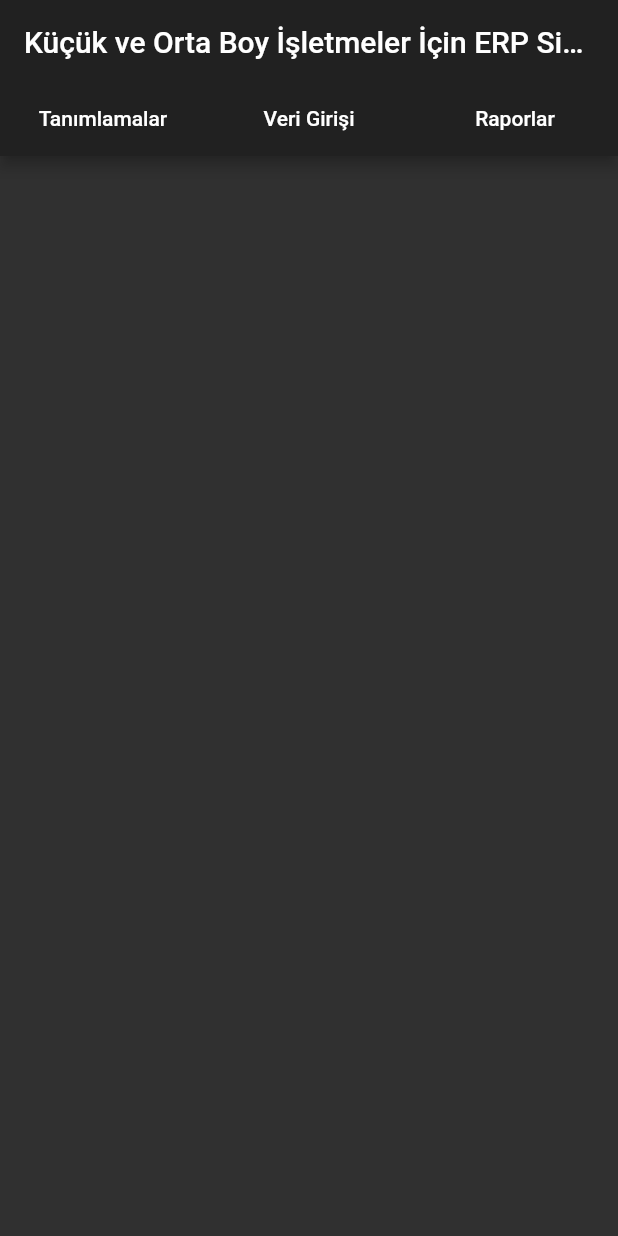
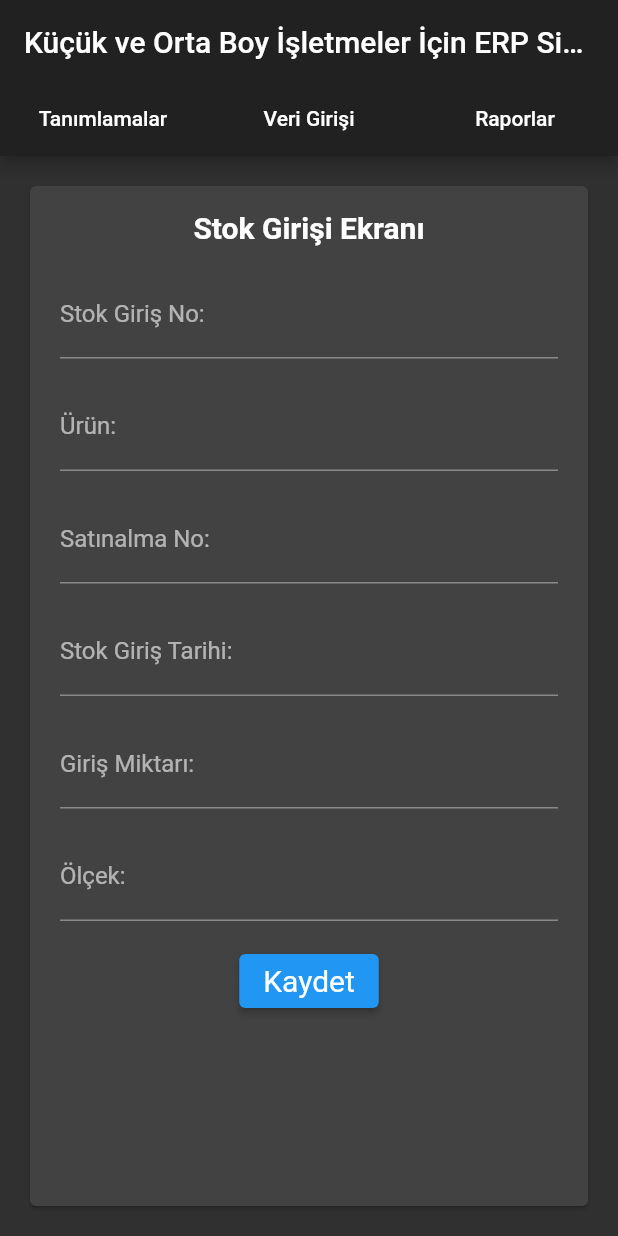
Before and after one commit to miragessee/FlutterERP, a Flutter app: the screen it shows after launch, tab 2 chosen, after a tap on "Stok Girişi", on a phone screen of 412 x 824 dp. Run offline on Flutter 3.47's test engine with Material 2 defaults, Android fonts, the light colour scheme and no system bars.

Commit message:
Stok Girişi sayfasi eklendi

```diff
--- a/lib/main.dart
+++ b/lib/main.dart
@@ -281,9 +281,18 @@ class _MyHomePageState extends State<MyHomePage> {
                     position: RelativeRect.fromSize(
                         Rect.fromLTRB(tabWidth, 100, 0, 0), Size.infinite),
                     items: <PopupMenuEntry<WhyFarther>>[
-                      const PopupMenuItem<WhyFarther>(
+                      PopupMenuItem<WhyFarther>(
                         value: WhyFarther.harder,
-                        child: Text('Stok Girişi'),
+                        child: ListTile(
+                          title: Text("Stok Girişi"),
+                          onTap: () {
+                            print('stok girişi tikladin');
+                            Navigator.pop(context);
+                            _controller.animateToPage(12,
+                                duration: Duration(seconds: 1),
+                                curve: Curves.easeOut);
+                          },
+                        ),
                       ),
                       const PopupMenuItem<WhyFarther>(
                         value: WhyFarther.smarter,
@@ -1565,6 +1574,122 @@ class _MyHomePageState extends State<MyHomePage> {
                 ],
               ),
             ),
+            Card(
+              margin: const EdgeInsets.only(
+                  left: 20.0, right: 20.0, top: 20, bottom: 20),
+              child: Column(
+                mainAxisSize: MainAxisSize.min,
+                children: <Widget>[
+                  ListTile(
+                    title: Center(
+                        child: Text('Stok Girişi Ekranı',
+                            style: Theme.of(context)
+                                .textTheme
+                                .headline6!
+                                .copyWith(fontWeight: FontWeight.bold))),
+                  ),
+                  Row(
+                    mainAxisAlignment: MainAxisAlignment.center,
+                    children: <Widget>[
+                      Flexible(
+                        child: Container(
+                          width: MediaQuery.of(context).size.width,
+                          margin: const EdgeInsets.only(
+                              left: 20.0, right: 20.0),
+                          child: Column(
+                            children: [
+                              TextFormField(
+                                readOnly: false,
+                                decoration: const InputDecoration(
+                                  labelText: 'Stok Giriş No:',
+                                ),
+                                validator: (value) {
+                                  if (value!.isEmpty) {
+                                    return 'Lütfen Stok Giriş No giriniz';
+                                  }
+                                  return null;
+                                },
+                              ),
+                              const SizedBox(height: 16),
+                              TextFormField(
+                                readOnly: false,
+                                decoration: const InputDecoration(
+                                  labelText: 'Ürün:',
+                                ),
+                                validator: (value) {
+                                  if (value!.isEmpty) {
+                                    return 'Lütfen Ürün giriniz';
+                                  }
+                                  return null;
+                                },
+                              ),
+                              const SizedBox(height: 16),
+                              TextFormField(
+                                readOnly: false,
+                                decoration: const InputDecoration(
+                                  labelText: 'Satınalma No:',
+                                ),
+                                validator: (value) {
+                                  if (value!.isEmpty) {
+                                    return 'Lütfen Satınalma No giriniz';
+                                  }
+                                  return null;
+                                },
+                              ),
+                              const SizedBox(height: 16),
+                              TextFormField(
+                                readOnly: false,
+                                decoration: const InputDecoration(
+                                  labelText: 'Stok Giriş Tarihi:',
+                                ),
+                                validator: (value) {
+                                  if (value!.isEmpty) {
+                                    return 'Lütfen Stok Giriş Tarihi giriniz';
+                                  }
+                                  return null;
+                                },
+                              ),
+                              const SizedBox(height: 16),
+                              TextFormField(
+                                readOnly: false,
+                                decoration: const InputDecoration(
+                                  labelText: 'Giriş Miktarı:',
+                                ),
+                                validator: (value) {
+                                  if (value!.isEmpty) {
+                                    return 'Lütfen Giriş Miktarı giriniz';
+                                  }
+                                  return null;
+                                },
+                              ),
+                              const SizedBox(height: 16),
+                              TextFormField(
+                                readOnly: false,
+                                decoration: const InputDecoration(
+                                  labelText: 'Ölçek:',
+                                ),
+                                validator: (value) {
+                                  if (value!.isEmpty) {
+                                    return 'Lütfen Ölçek giriniz';
+                                  }
+                                  return null;
+                                },
+                              ),
+                              const SizedBox(height: 16),
+                              ElevatedButton(
+                                style: style,
+                                onPressed: () {},
+                                child: const Text('Kaydet'),
+                              ),
+                            ],
+                          ),
+                        ),
+                      ),
+                    ],
+                  ),
+                ],
+              ),
+            ),
           ],
         ),
       ),
```
